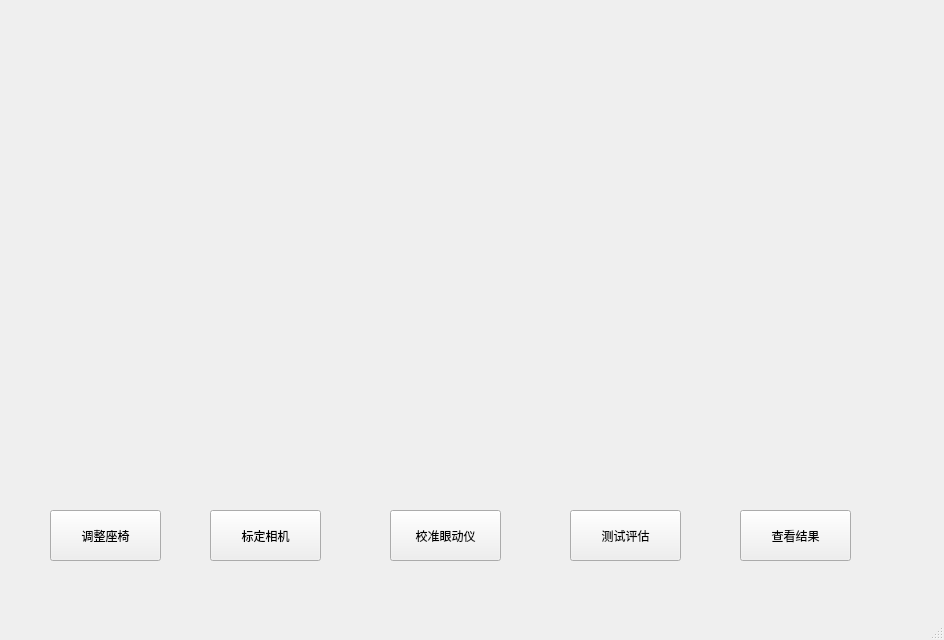
Above: mainwindow.ui from caixin1998/videoprogram before the change. Below: the same form after it.
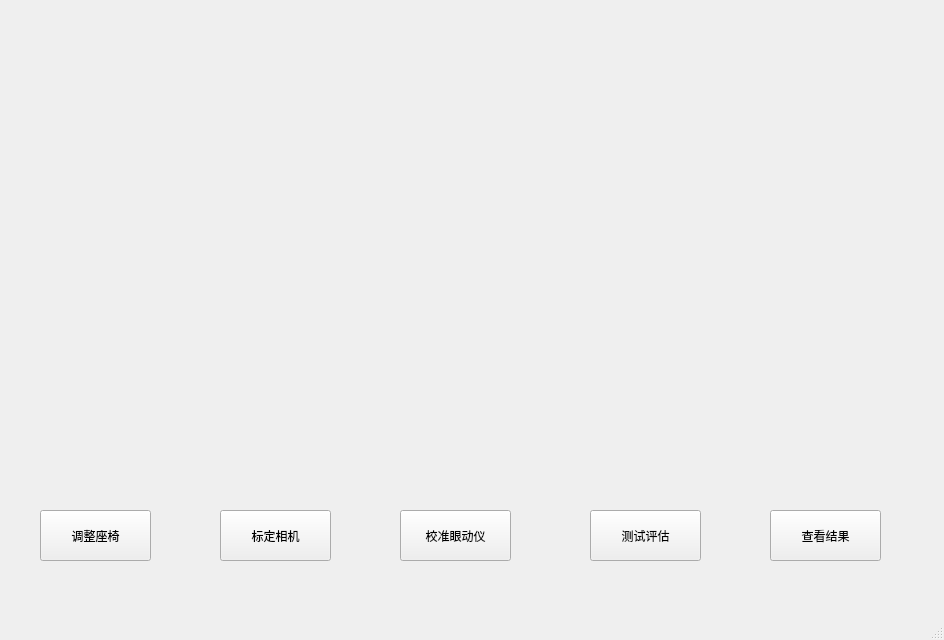
That is the form after the change. Icons and pictures are not drawn.

```diff
--- a/mainwindow.ui
+++ b/mainwindow.ui
@@ -30,7 +30,7 @@
    <widget class="QPushButton" name="pushButton">
     <property name="geometry">
      <rect>
-      <x>50</x>
+      <x>40</x>
       <y>510</y>
       <width>111</width>
       <height>51</height>
@@ -43,7 +43,7 @@
    <widget class="QPushButton" name="pushButton_2">
     <property name="geometry">
      <rect>
-      <x>390</x>
+      <x>400</x>
       <y>510</y>
       <width>111</width>
       <height>51</height>
@@ -56,7 +56,7 @@
    <widget class="QPushButton" name="pushButton_3">
     <property name="geometry">
      <rect>
-      <x>210</x>
+      <x>220</x>
       <y>510</y>
       <width>111</width>
       <height>51</height>
@@ -69,7 +69,7 @@
    <widget class="QPushButton" name="pushButton_4">
     <property name="geometry">
      <rect>
-      <x>570</x>
+      <x>590</x>
       <y>510</y>
       <width>111</width>
       <height>51</height>
@@ -82,7 +82,7 @@
    <widget class="QPushButton" name="pushButton_5">
     <property name="geometry">
      <rect>
-      <x>740</x>
+      <x>770</x>
       <y>510</y>
       <width>111</width>
       <height>51</height>
```
